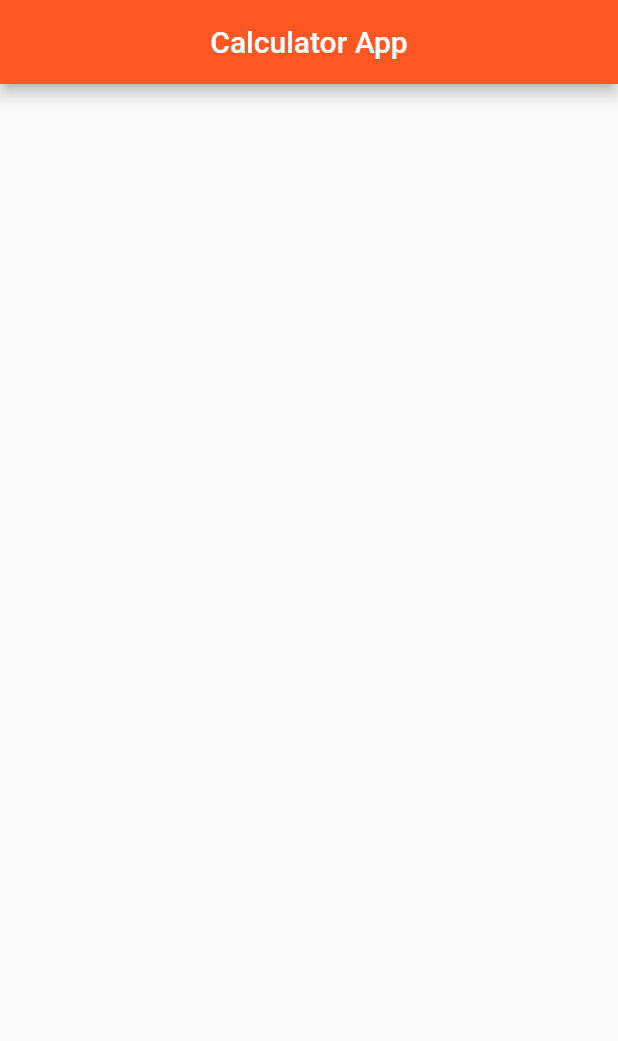
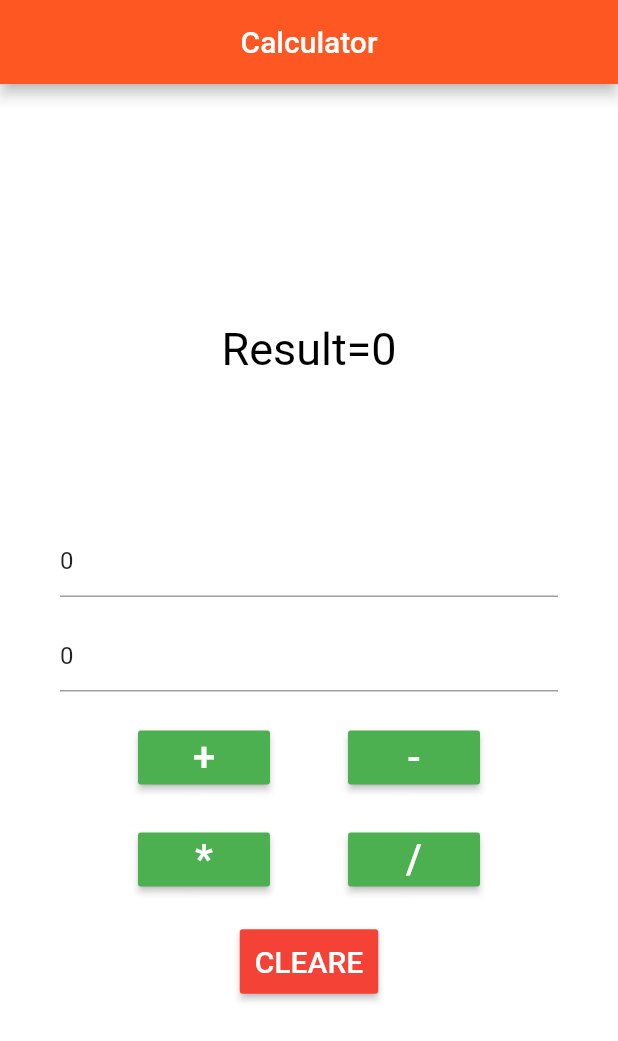
Before and after one commit to AzizaHelmy/dsc_calculator_flutter_app, a Flutter app: the screen it shows after launch, on a phone screen of 412 x 824 dp. Shown: the top 1041 px of the screen. Run offline on Flutter 3.47's test engine with Material 2 defaults, Android fonts, the phone set to English and light mode, and no system bars.

Commit message:
initial commit

```diff
--- /dev/null
+++ b/lib/home_page.dart
@@ -0,0 +1,162 @@
+import 'package:flutter/cupertino.dart';
+import 'package:flutter/material.dart';
+
+class HomePage extends StatefulWidget {
+  @override
+  _HomePageState createState() => _HomePageState();
+}
+
+class _HomePageState extends State<HomePage> {
+  var num1 = 0, num2 = 0, sum = 0;
+  final TextEditingController t1 = new TextEditingController(text: "0");
+  final TextEditingController t2 = new TextEditingController(text: "0");
+
+  void add() {
+    setState(() {
+      num1 = int.parse(t1.text);
+      num2 = int.parse(t2.text);
+      sum = num1 + num2;
+    });
+  }
+
+  void sub() {
+    setState(() {
+      num1 = int.parse(t1.text);
+      num2 = int.parse(t2.text);
+      sum = num1 - num2;
+    });
+  }
+
+  void mult() {
+    setState(() {
+      num1 = int.parse(t1.text);
+      num2 = int.parse(t2.text);
+      sum = num1 * num2;
+    });
+  }
+
+  void div() {
+    setState(() {
+      num1 = int.parse(t1.text);
+      num2 = int.parse(t2.text);
+      sum = num1 ~/ num2;
+    });
+  }
+
+  void clear() {
+    t1.text="0";
+    t2.text="0";
+    sum=0;
+  }
+
+  @override
+  Widget build(BuildContext context) {
+    return new Scaffold(
+      backgroundColor: Colors.white,
+      appBar: AppBar(
+        centerTitle: true,
+        backgroundColor: Colors.deepOrange,
+        title: Text("Calculator"),
+      ),
+      body: Container(
+        //  margin: EdgeInsets.all(20.0),
+        padding: EdgeInsets.all(40.0),
+        child: Column(
+          mainAxisAlignment: MainAxisAlignment.center,
+          children: [
+            Text(
+              "Result=$sum",
+              style: TextStyle(fontSize: 30,color: Colors.black),
+            ),
+            SizedBox(
+              height: 100.0,
+            ),
+            TextField(
+              keyboardType: TextInputType.number,
+              controller: t1,
+
+              decoration: InputDecoration(
+                hoverColor: Colors.white,
+                hintText: "Enter first num",
+              ),
+            ),
+            SizedBox(
+              height: 15.0,
+            ),
+            TextField(
+              keyboardType: TextInputType.number,
+              controller: t2,
+              cursorColor: Colors.white,
+              decoration: InputDecoration(hintText: "Enter second num",fillColor: Colors.white),
+            ),
+            Padding(
+              padding: EdgeInsets.only(top: 20.0),
+            ),
+            Row(
+              mainAxisAlignment: MainAxisAlignment.spaceEvenly,
+              children: [
+                RaisedButton(
+                  onPressed: () {
+                    add();
+                  },
+                  child: Text("+",
+                      style: TextStyle(color: Colors.white, fontSize: 27.0)),
+                  color: Colors.green,
+                ),
+                MaterialButton(
+                  onPressed: () {
+                    sub();
+                  },
+                  child: Text(
+                    "-",
+                    style: TextStyle(color: Colors.white, fontSize: 27.0),
+                  ),
+                  color: Colors.green,
+                ),
+              ],
+            ),
+            Padding(padding: EdgeInsets.only(top: 20.0)),
+            Row(
+              mainAxisAlignment: MainAxisAlignment.spaceEvenly,
+              children: [
+                RaisedButton(
+                  onPressed: () {
+                    mult();
+                  },
+                  child: Text("*",
+                      style: TextStyle(color: Colors.white, fontSize: 27.0)),
+                  color: Colors.green,
+                ),
+                RaisedButton(
+                  onPressed: () {
+                    div();
+                  },
+                  child: Text("/",
+                      style: TextStyle(color: Colors.white, fontSize: 27.0)),
+                  color: Colors.green,
+                ),
+              ],
+            ),
+            SizedBox(
+              height: 20.0,
+            ),
+            Row(
+              mainAxisAlignment: MainAxisAlignment.center,
+              children: [
+                RaisedButton(
+                  onPressed: () {
+                    clear();
+                  },
+                  padding: EdgeInsets.all(10.0),
+                  child: Text("CLEARE",
+                      style: TextStyle(color: Colors.white, fontSize: 20.0)),
+                  color: Colors.red,
+                ),
+              ],
+            )
+          ],
+        ),
+      ),
+    );
+  }
+}
--- a/lib/main.dart
+++ b/lib/main.dart
@@ -1,5 +1,5 @@
 import 'package:flutter/material.dart';
-
+import 'home_page.dart';
 void main() {
   runApp(MyApp());
 }
@@ -9,14 +9,7 @@ class MyApp extends StatelessWidget {
   Widget build(BuildContext context) {
     return MaterialApp(
       debugShowCheckedModeBanner: false,
-      home: Scaffold(
-        appBar: AppBar(
-          centerTitle: true,
-          backgroundColor: Colors.deepOrange,
-          title: Text("Calculator App"),
-        ),
-        body: Column(children: [],),
-      ),
+      home: new HomePage(),
     );
   }
 }
```
Also changed, not shown: 1 other file.
